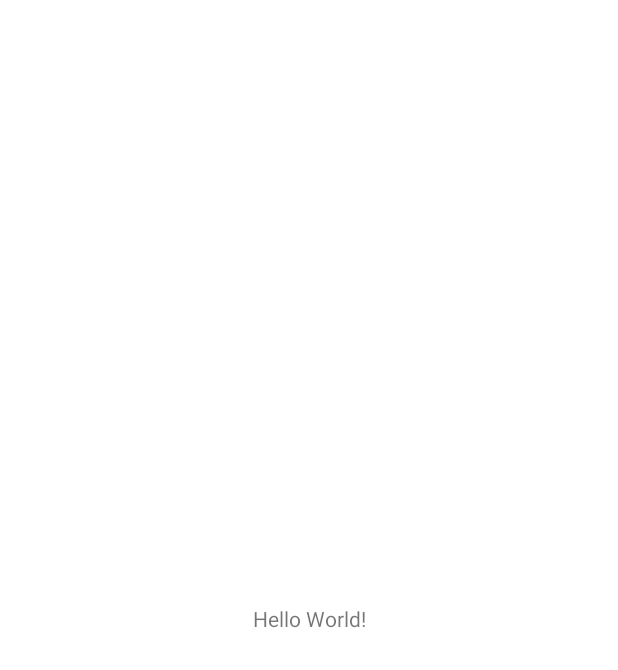
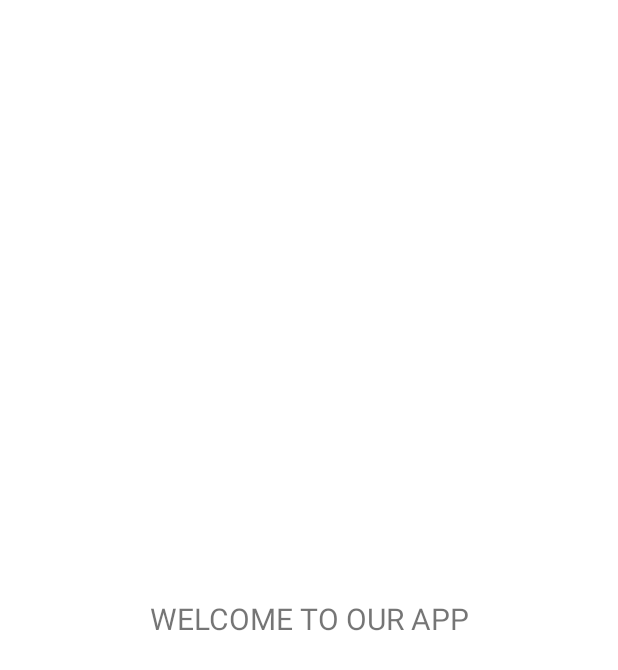
Before and after one commit to Mr11011/E-Commerce-app-SE, an Android app: the MainActivity screen opened directly, with no data from a screen before it, on a phone screen of 412 x 824 dp. Before the commit the part shown is almost empty. Shown: the top 670 px of the screen. Run offline under Robolectric (Android 15) with nearby library versions, the phone set to English and light mode, and no system bars.

Commit message:
Second Version

```diff
--- a/app/src/main/res/layout/activity_main.xml
+++ b/app/src/main/res/layout/activity_main.xml
@@ -9,7 +9,8 @@
     <TextView
         android:layout_width="wrap_content"
         android:layout_height="wrap_content"
-        android:text="Hello World!"
+        android:text="WELCOME TO OUR APP"
+        android:textSize="20dp"
         app:layout_constraintBottom_toBottomOf="parent"
         app:layout_constraintEnd_toEndOf="parent"
         app:layout_constraintStart_toStartOf="parent"
```
Also changed, not shown: app/src/main/java/com/example/e_commerceappv1/SignUpActivity.kt (+7 -1 lines).
